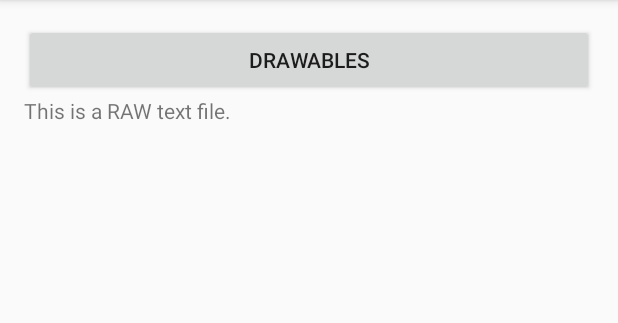
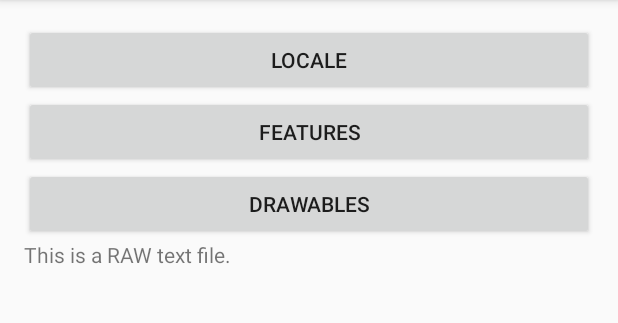
Before and after one commit to danvallejo/android-250, an Android app: the screen it shows after launch (MainActivity), on a phone screen of 412 x 824 dp, the part 84-407 px from its top. Run offline under Robolectric (Android 15) with nearby library versions, the phone set to English and light mode, and no system bars.

Commit message:
up to localization

```diff
--- /dev/null
+++ b/AndroidInterfaces/app/src/main/assets/test.txt
@@ -0,0 +1 @@
+This is a text file.
--- /dev/null
+++ b/AndroidInterfaces/app/src/main/res/layout-en-rCA/activity_main.xml
@@ -0,0 +1,37 @@
+<?xml version="1.0" encoding="utf-8"?>
+<LinearLayout xmlns:android="http://schemas.android.com/apk/res/android"
+    xmlns:tools="http://schemas.android.com/tools"
+    android:id="@+id/activity_main"
+    android:layout_width="match_parent"
+    android:layout_height="match_parent"
+    android:orientation="vertical"
+    android:paddingBottom="@dimen/activity_vertical_margin"
+    android:paddingLeft="@dimen/activity_horizontal_margin"
+    android:paddingRight="@dimen/activity_horizontal_margin"
+    android:paddingTop="@dimen/activity_vertical_margin"
+    tools:context="com.cstructor.androidinterfaces.MainActivity">
+
+    <Button android:id="@+id/uxLocale"
+        android:layout_height="wrap_content"
+        android:layout_width="match_parent"
+        android:text="Locale-CA"
+        android:onClick="onLocale"></Button>
+
+    <Button android:id="@+id/uxFeatures"
+        android:layout_height="wrap_content"
+        android:layout_width="match_parent"
+        android:text="Features-CA"
+        android:onClick="onFeatures"></Button>
+
+    <Button android:id="@+id/uxDrawable"
+        android:layout_height="wrap_content"
+        android:layout_width="match_parent"
+        android:text="Drawables-CA"
+        android:onClick="onDrawables"></Button>
+
+    <TextView
+        android:id="@+id/uxTextView"
+        android:layout_width="match_parent"
+        android:layout_height="wrap_content"
+        />
+</LinearLayout>
--- /dev/null
+++ b/AndroidInterfaces/app/src/main/res/layout-es/activity_main.xml
@@ -0,0 +1,37 @@
+<?xml version="1.0" encoding="utf-8"?>
+<LinearLayout xmlns:android="http://schemas.android.com/apk/res/android"
+    xmlns:tools="http://schemas.android.com/tools"
+    android:id="@+id/activity_main"
+    android:layout_width="match_parent"
+    android:layout_height="match_parent"
+    android:orientation="vertical"
+    android:paddingBottom="@dimen/activity_vertical_margin"
+    android:paddingLeft="@dimen/activity_horizontal_margin"
+    android:paddingRight="@dimen/activity_horizontal_margin"
+    android:paddingTop="@dimen/activity_vertical_margin"
+    tools:context="com.cstructor.androidinterfaces.MainActivity">
+
+    <Button android:id="@+id/uxLocale"
+        android:layout_height="wrap_content"
+        android:layout_width="match_parent"
+        android:text="@string/locale"
+        android:onClick="onLocale"></Button>
+
+    <Button android:id="@+id/uxFeatures"
+        android:layout_height="wrap_content"
+        android:layout_width="match_parent"
+        android:text="Features-ES"
+        android:onClick="onFeatures"></Button>
+
+    <Button android:id="@+id/uxDrawable"
+        android:layout_height="wrap_content"
+        android:layout_width="match_parent"
+        android:text="Drawables-ES"
+        android:onClick="onDrawables"></Button>
+
+    <TextView
+        android:id="@+id/uxTextView"
+        android:layout_width="match_parent"
+        android:layout_height="wrap_content"
+        />
+</LinearLayout>
--- a/AndroidInterfaces/app/src/main/res/layout/activity_main.xml
+++ b/AndroidInterfaces/app/src/main/res/layout/activity_main.xml
@@ -11,6 +11,18 @@
     android:paddingTop="@dimen/activity_vertical_margin"
     tools:context="com.cstructor.androidinterfaces.MainActivity">
 
+   <Button android:id="@+id/uxLocale"
+       android:layout_height="wrap_content"
+       android:layout_width="match_parent"
+       android:text="@string/locale"
+       android:onClick="onLocale"></Button>
+
+   <Button android:id="@+id/uxFeatures"
+       android:layout_height="wrap_content"
+       android:layout_width="match_parent"
+       android:text="Features"
+       android:onClick="onFeatures"></Button>
+
    <Button android:id="@+id/uxDrawable"
        android:layout_height="wrap_content"
        android:layout_width="match_parent"
--- a/AndroidInterfaces/app/src/main/res/values/strings.xml
+++ b/AndroidInterfaces/app/src/main/res/values/strings.xml
@@ -1,5 +1,6 @@
 <resources>
     <string name="app_name">Android Interfaces</string>
+    <string name="locale">Locale</string>
     <plurals name="country">
         <item quantity="one">Country</item>
         <item quantity="other">Countries</item>
```
Also changed, not shown: AndroidInterfaces/app/src/main/AndroidManifest.xml (+11 -1 lines), AndroidInterfaces/app/src/main/java/com/cstructor/androidinterfaces/FeatureActivity.java (added, +63 -0 lines), AndroidInterfaces/app/src/main/java/com/cstructor/androidinterfaces/LocaleActivity.java (added, +36 -0 lines), AndroidInterfaces/app/src/main/java/com/cstructor/androidinterfaces/MainActivity.java (+12 -0 lines), AndroidInterfaces/app/src/main/res/layout/activity_feature.xml (added, +18 -0 lines), AndroidInterfaces/app/src/main/res/layout/activity_locale.xml (added, +29 -0 lines), AndroidInterfaces/app/src/main/res/drawable-es/ic_android.png (added), 1 other file.
